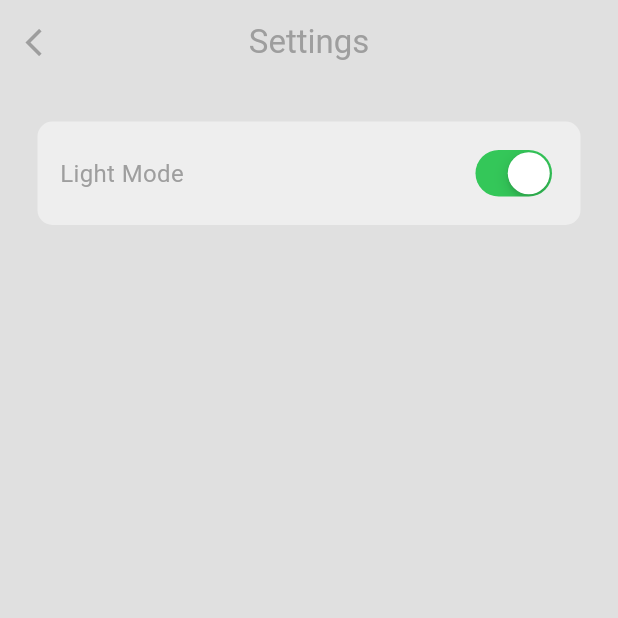
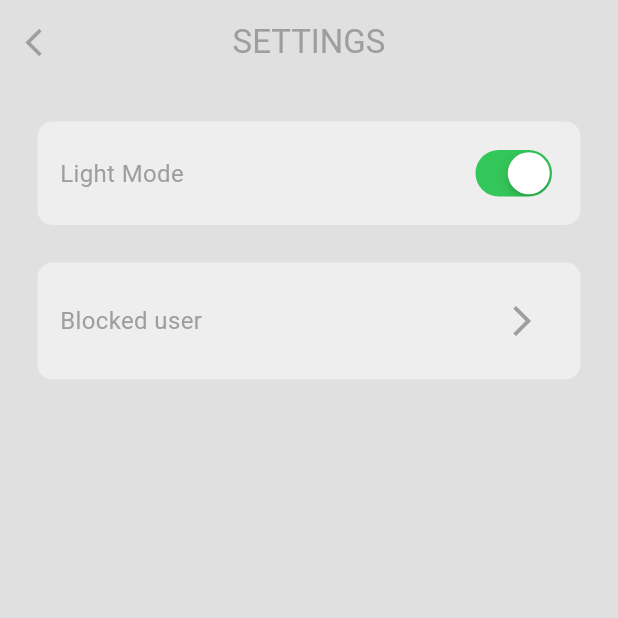
Before and after one commit to Jahid01234/Chat-App, a Flutter app: the screen it shows once a user with an empty profile is signed in, in the side drawer, after a tap on "S E T T I N G S", on a phone screen of 412 x 824 dp, the top half of it. Run offline on Flutter 3.47's test engine with Material 3 defaults, Android fonts, the phone set to English and light mode, and no system bars; our stand-ins replace cloud_firestore, firebase_auth, firebase_core; accounts and stored records are empty.

Commit message:
- block user - unblock user - report user

```diff
--- a/lib/presentation/pages/home_page.dart
+++ b/lib/presentation/pages/home_page.dart
@@ -26,7 +26,7 @@ class _HomePageState extends State<HomePage> {
         backgroundColor: Colors.transparent,
         foregroundColor: Colors.grey,
         elevation: 0,
-        title: const Text("Home"),
+        title: const Text("USERS"),
         centerTitle:true ,
       ),
       drawer: const MyDrawer(),
@@ -37,7 +37,7 @@ class _HomePageState extends State<HomePage> {
   // build a list of users expect for the current logged in user..............
   Widget _buildUserList(){
      return StreamBuilder(
-       stream: chatServices.getUsersStream(),
+       stream: chatServices.getUsersStreamExcludingBlocked(),
        builder: (context, snapshot){
          // loading circle
          if(snapshot.connectionState == ConnectionState.waiting){
--- a/lib/presentation/pages/settings_page.dart
+++ b/lib/presentation/pages/settings_page.dart
@@ -1,3 +1,4 @@
+import 'package:chat_app/presentation/pages/blocked_users_page.dart';
 import 'package:chat_app/presentation/widgets/app_bar_widget.dart';
 import 'package:chat_app/resources/themes/theme_provider.dart';
 import 'package:flutter/cupertino.dart';
@@ -20,11 +21,14 @@ class _SettingsPageState extends State<SettingsPage> {
     return Scaffold(
       backgroundColor: Theme.of(context).colorScheme.background,
       appBar: const AppBarWidget(
-        title: "Settings",
+        title: "SETTINGS",
         centerTitle: true,
       ),
-      body:Container(
-        margin: const EdgeInsets.all(25),
+      body:Column(
+        children: [
+          // Dark/light mode.............
+          Container(
+            margin: const EdgeInsets.only(top: 25,left: 25,right: 25),
             padding: const EdgeInsets.all(15),
             decoration: BoxDecoration(
               color: Theme.of(context).colorScheme.secondary,
@@ -52,6 +56,45 @@ class _SettingsPageState extends State<SettingsPage> {
               ],
             ),
           ),
+
+          // Block user button...........
+          Container(
+            margin: const EdgeInsets.all(25),
+            padding: const EdgeInsets.all(15),
+            decoration: BoxDecoration(
+              color: Theme.of(context).colorScheme.secondary,
+              borderRadius: BorderRadius.circular(10),
+            ),
+            child: Row(
+              mainAxisAlignment: MainAxisAlignment.spaceBetween,
+              children: [
+                // Block user text show
+                const Text(
+                   "Blocked user" ,
+                  style: TextStyle(
+                    color: Colors.grey,
+                    fontSize: 16,
+                  ),
+                ),
+
+                // arrow Icon button, go to block user page
+                IconButton(
+                    onPressed: (){
+                      Navigator.push(context, MaterialPageRoute(
+                          builder: (context)=> const BlockedUsersPage(),
+                        ),
+                      );
+                    },
+                    icon: const Icon(
+                             Icons.arrow_forward_ios,
+                             color: Colors.grey,
+                    ),
+                ),
+              ],
+            ),
+          ),
+        ],
+      ),
     );
   }
 }
--- a/lib/presentation/widgets/my_drawer.dart
+++ b/lib/presentation/widgets/my_drawer.dart
@@ -76,7 +76,6 @@ class MyDrawer extends StatelessWidget {
                 }
             ),
           ),
-
         ],
       ),
     );
```
Also changed, not shown: lib/data/services/chat/chat_services.dart (+100 -14 lines), lib/presentation/pages/blocked_users_page.dart (added, +106 -0 lines), lib/presentation/pages/chat_page.dart (+7 -3 lines), lib/presentation/widgets/chat_bubble.dart (+130 -1 lines). Lines whose indentation alone changed are shown as unchanged.
